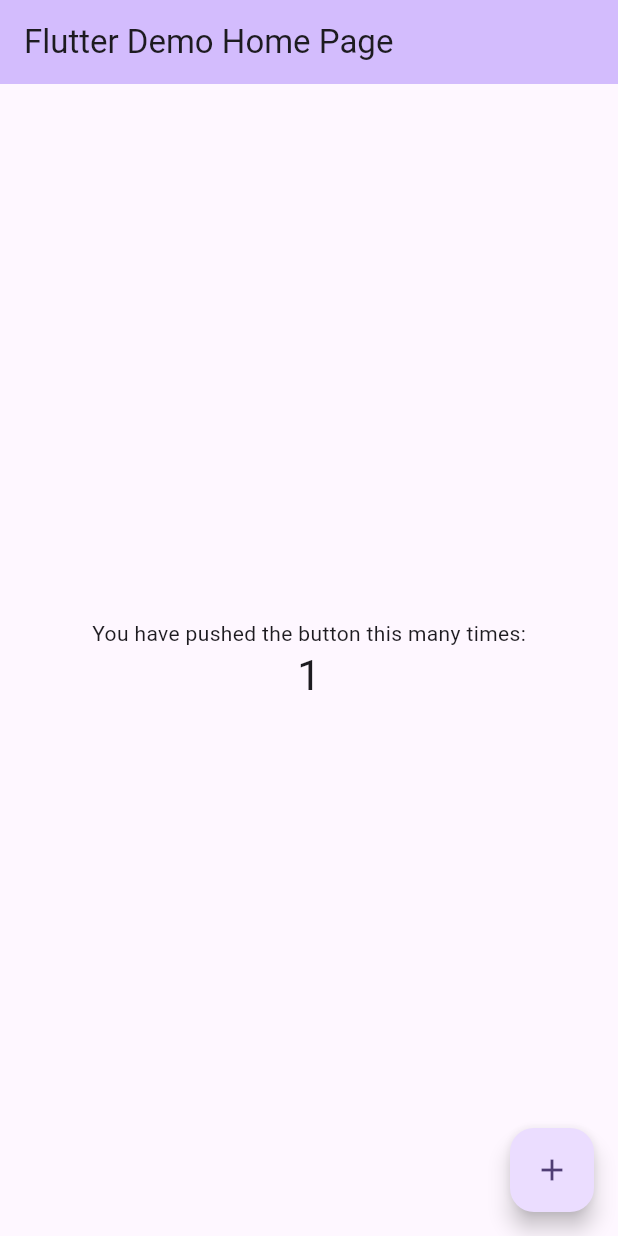
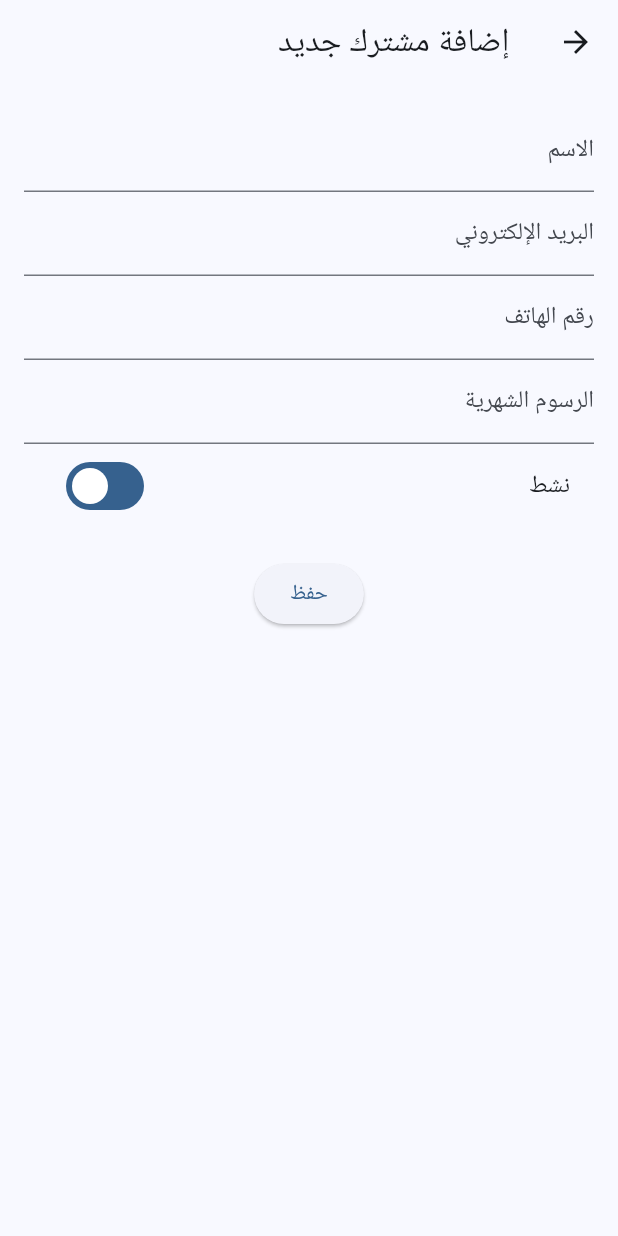
Before and after one commit to could-ai/019a50c6-784a-72e4-857b-33679aed2fe1, a Flutter app: the screen it shows after launch, after a tap on the "add" icon, on a phone screen of 412 x 824 dp. Run offline on Flutter 3.47's test engine with Material 3 defaults, Android fonts, the phone set to English and light mode, and no system bars; Roboto replaces fonts that are missing (Arial).

Commit message:
تعديل ملف main.dart لإنشاء تطبيق إدارة المشتركين مع دعم اللغة العربية وإعداد الموضوع والتنقل إلى الشاشة الرئيسية. تم إزالة الكود الافتراضي للعداد وإضافة دعم التوطين للعربية كلغة افتراضية.; إنشاء ملف نموذج البيانات للمشتركين والاشتراكات، يحتوي على كلاس Subscriber مع البيانات الأساسية والاشتراكات، وكلاس Subscription لتتبع الدفعات الشهرية.; إنشاء الشاشة الرئيسية التي تعرض قائمة المشتركين مع إمكانية إضافة مشترك جديد وفتح تفاصيل كل مشترك. تحتوي على بيانات تجريبية للتجربة.; إنشاء شاشة تفاصيل المشترك التي تعرض بياناته الشخصية والاشتراكات مع إمكانية تعديل البيانات وحذف المشترك وتسجيل دفع الاشتراكات.; إنشاء نموذج إضافة وتعديل بيانات المشترك مع حقول الاسم والبريد والهاتف والرسوم الشهرية والحالة، مع التحقق من صحة البيانات.

```diff
--- a/usr/lib/main.dart
+++ b/usr/lib/main.dart
@@ -1,4 +1,7 @@
 import 'package:flutter/material.dart';
+import 'package:flutter_localizations/flutter_localizations.dart';
+import 'models/subscriber.dart';
+import 'screens/home_screen.dart';
 
 void main() {
   runApp(const MyApp());
@@ -7,114 +10,27 @@ void main() {
 class MyApp extends StatelessWidget {
   const MyApp({super.key});
 
-  // This widget is the root of your application.
   @override
   Widget build(BuildContext context) {
     return MaterialApp(
-      title: 'Flutter Demo',
+      title: 'برنامج إدارة المشتركين',
       debugShowCheckedModeBanner: false,
+      localizationsDelegates: const [
+        GlobalMaterialLocalizations.delegate,
+        GlobalWidgetsLocalizations.delegate,
+        GlobalCupertinoLocalizations.delegate,
+      ],
+      supportedLocales: const [
+        Locale('ar', ''), // Arabic
+        Locale('en', ''), // English
+      ],
+      locale: const Locale('ar'), // Default to Arabic
       theme: ThemeData(
-        // This is the theme of your application.
-        //
-        // TRY THIS: Try running your application with "flutter run". You'll see
-        // the application has a purple toolbar. Then, without quitting the app,
-        // try changing the seedColor in the colorScheme below to Colors.green
-        // and then invoke "hot reload" (save your changes or press the "hot
-        // reload" button in a Flutter-supported IDE, or press "r" if you used
-        // the command line to start the app).
-        //
-        // Notice that the counter didn't reset back to zero; the application
-        // state is not lost during the reload. To reset the state, use hot
-        // restart instead.
-        //
-        // This works for code too, not just values: Most code changes can be
-        // tested with just a hot reload.
-        colorScheme: ColorScheme.fromSeed(seedColor: Colors.deepPurple),
+        colorScheme: ColorScheme.fromSeed(seedColor: Colors.blue),
+        useMaterial3: true,
+        fontFamily: 'Arial', // Or use a font that supports Arabic
       ),
-      home: const MyHomePage(title: 'Flutter Demo Home Page'),
+      home: const HomeScreen(),
     );
   }
 }
-
-class MyHomePage extends StatefulWidget {
-  const MyHomePage({super.key, required this.title});
-
-  // This widget is the home page of your application. It is stateful, meaning
-  // that it has a State object (defined below) that contains fields that affect
-  // how it looks.
-
-  // This class is the configuration for the state. It holds the values (in this
-  // case the title) provided by the parent (in this case the App widget) and
-  // used by the build method of the State. Fields in a Widget subclass are
-  // always marked "final".
-
-  final String title;
-
-  @override
-  State<MyHomePage> createState() => _MyHomePageState();
-}
-
-class _MyHomePageState extends State<MyHomePage> {
-  int _counter = 0;
-
-  void _incrementCounter() {
-    setState(() {
-      // This call to setState tells the Flutter framework that something has
-      // changed in this State, which causes it to rerun the build method below
-      // so that the display can reflect the updated values. If we changed
-      // _counter without calling setState(), then the build method would not be
-      // called again, and so nothing would appear to happen.
-      _counter++;
-    });
-  }
-
-  @override
-  Widget build(BuildContext context) {
-    // This method is rerun every time setState is called, for instance as done
-    // by the _incrementCounter method above.
-    //
-    // The Flutter framework has been optimized to make rerunning build methods
-    // fast, so that you can just rebuild anything that needs updating rather
-    // than having to individually change instances of widgets.
-    return Scaffold(
-      appBar: AppBar(
-        // TRY THIS: Try changing the color here to a specific color (to
-        // Colors.amber, perhaps?) and trigger a hot reload to see the AppBar
-        // change color while the other colors stay the same.
-        backgroundColor: Theme.of(context).colorScheme.inversePrimary,
-        // Here we take the value from the MyHomePage object that was created by
-        // the App.build method, and use it to set our appbar title.
-        title: Text(widget.title),
-      ),
-      body: Center(
-        // Center is a layout widget. It takes a single child and positions it
-        // in the middle of the parent.
-        child: Column(
-          // Column is also a layout widget. It takes a list of children and
-          // arranges them vertically. By default, it sizes itself to fit its
-          // children horizontally, and tries to be as tall as its parent.
-          //
-          // Column has various properties to control how it sizes itself and
-          // how it positions its children. Here we use mainAxisAlignment to
-          // center the children vertically; the main axis here is the vertical
-          // axis because Columns are vertical (the cross axis would be
-          // horizontal).
-          //
-          // TRY THIS: Invoke "debug painting" (choose the "Toggle Debug Paint"
-          // action in the IDE, or press "p" in the console), to see the
-          // wireframe for each widget.
-          mainAxisAlignment: MainAxisAlignment.center,
-          children: <Widget>[
-            const Text('You have pushed the button this many times:'),
-            Text('$_counter', style: Theme.of(context).textTheme.headlineMedium),
-          ],
-        ),
-      ),
-      floatingActionButton: FloatingActionButton(
-        onPressed: _incrementCounter,
-        tooltip: 'Increment',
-        child: const Icon(Icons.add),
-      ), // This trailing comma makes auto-formatting nicer for build methods.
-    );
-  }
-}
--- /dev/null
+++ b/usr/lib/models/subscriber.dart
@@ -0,0 +1,92 @@
+class Subscriber {
+  String id;
+  String name;
+  String email;
+  String phone;
+  DateTime registrationDate;
+  double monthlyFee;
+  List<Subscription> subscriptions;
+  bool isActive;
+
+  Subscriber({
+    required this.id,
+    required this.name,
+    required this.email,
+    required this.phone,
+    required this.registrationDate,
+    required this.monthlyFee,
+    this.subscriptions = const [],
+    this.isActive = true,
+  });
+
+  Map<String, dynamic> toMap() {
+    return {
+      'id': id,
+      'name': name,
+      'email': email,
+      'phone': phone,
+      'registrationDate': registrationDate.toIso8601String(),
+      'monthlyFee': monthlyFee,
+      'subscriptions': subscriptions.map((s) => s.toMap()).toList(),
+      'isActive': isActive,
+    };
+  }
+
+  factory Subscriber.fromMap(Map<String, dynamic> map) {
+    return Subscriber(
+      id: map['id'],
+      name: map['name'],
+      email: map['email'],
+      phone: map['phone'],
+      registrationDate: DateTime.parse(map['registrationDate']),
+      monthlyFee: map['monthlyFee'],
+      subscriptions: (map['subscriptions'] as List?)
+              ?.map((s) => Subscription.fromMap(s))
+              .toList() ??
+          [],
+      isActive: map['isActive'] ?? true,
+    );
+  }
+}
+
+class Subscription {
+  String id;
+  String subscriberId;
+  DateTime dueDate;
+  DateTime? paymentDate;
+  double amount;
+  bool isPaid;
+
+  Subscription({
+    required this.id,
+    required this.subscriberId,
+    required this.dueDate,
+    this.paymentDate,
+    required this.amount,
+    this.isPaid = false,
+  });
+
+  Map<String, dynamic> toMap() {
+    return {
+      'id': id,
+      'subscriberId': subscriberId,
+      'dueDate': dueDate.toIso8601String(),
+      'paymentDate': paymentDate?.toIso8601String(),
+      'amount': amount,
+      'isPaid': isPaid,
+    };
+  }
+
+  factory Subscription.fromMap(Map<String, dynamic> map) {
+    return Subscription(
+      id: map['id'],
+      subscriberId: map['subscriberId'],
+      dueDate: DateTime.parse(map['dueDate']),
+      paymentDate: map['paymentDate'] != null
+          ? DateTime.parse(map['paymentDate'])
+          : null,
+      amount: map['amount'],
+      isPaid: map['isPaid'] ?? false,
+    );
+  }
+}
--- /dev/null
+++ b/usr/lib/screens/home_screen.dart
@@ -0,0 +1,110 @@
+import 'package:flutter/material.dart';
+import '../models/subscriber.dart';
+import 'subscriber_form.dart';
+import 'subscriber_detail.dart';
+
+class HomeScreen extends StatefulWidget {
+  const HomeScreen({super.key});
+
+  @override
+  State<HomeScreen> createState() => _HomeScreenState();
+}
+
+class _HomeScreenState extends State<HomeScreen> {
+  List<Subscriber> subscribers = [
+    Subscriber(
+      id: '1',
+      name: 'أحمد محمد',
+      email: 'ahmed@example.com',
+      phone: '0123456789',
+      registrationDate: DateTime.now().subtract(const Duration(days: 30)),
+      monthlyFee: 50.0,
+      subscriptions: [
+        Subscription(
+          id: 's1',
+          subscriberId: '1',
+          dueDate: DateTime.now().subtract(const Duration(days: 30)),
+          amount: 50.0,
+          isPaid: true,
+          paymentDate: DateTime.now().subtract(const Duration(days: 25)),
+        ),
+        Subscription(
+          id: 's2',
+          subscriberId: '1',
+          dueDate: DateTime.now(),
+          amount: 50.0,
+        ),
+      ],
+    ),
+    // يمكن إضافة المزيد من البيانات التجريبية
+  ];
+
+  void _addSubscriber(Subscriber subscriber) {
+    setState(() {
+      subscribers.add(subscriber);
+    });
+  }
+
+  void _updateSubscriber(Subscriber updatedSubscriber) {
+    setState(() {
+      final index =
+          subscribers.indexWhere((s) => s.id == updatedSubscriber.id);
+      if (index != -1) {
+        subscribers[index] = updatedSubscriber;
+      }
+    });
+  }
+
+  void _deleteSubscriber(String id) {
+    setState(() {
+      subscribers.removeWhere((s) => s.id == id);
+    });
+  }
+
+  @override
+  Widget build(BuildContext context) {
+    return Scaffold(
+      appBar: AppBar(
+        title: const Text('إدارة المشتركين'),
+        actions: [
+          IconButton(
+            icon: const Icon(Icons.add),
+            onPressed: () async {
+              final result = await Navigator.push(
+                context,
+                MaterialPageRoute(
+                  builder: (context) => SubscriberForm(
+                    onSave: _addSubscriber,
+                  ),
+                ),
+              );
+            },
+          ),
+        ],
+      ),
+      body: ListView.builder(
+        itemCount: subscribers.length,
+        itemBuilder: (context, index) {
+          final subscriber = subscribers[index];
+          return ListTile(
+            title: Text(subscriber.name),
+            subtitle: Text('البريد: ${subscriber.email} | الهاتف: ${subscriber.phone}'),
+            trailing: Text('شهرياً: ${subscriber.monthlyFee}'),
+            onTap: () {
+              Navigator.push(
+                context,
+                MaterialPageRoute(
+                  builder: (context) => SubscriberDetail(
+                    subscriber: subscriber,
+                    onUpdate: _updateSubscriber,
+                    onDelete: _deleteSubscriber,
+                  ),
+                ),
+              );
+            },
+          );
+        },
+      ),
+    );
+  }
+}
--- /dev/null
+++ b/usr/lib/screens/subscriber_form.dart
@@ -0,0 +1,111 @@
+import 'package:flutter/material.dart';
+import '../models/subscriber.dart';
+
+class SubscriberForm extends StatefulWidget {
+  final Subscriber? subscriber;
+  final Function(Subscriber) onSave;
+
+  const SubscriberForm({
+    super.key,
+    this.subscriber,
+    required this.onSave,
+  });
+
+  @override
+  State<SubscriberForm> createState() => _SubscriberFormState();
+}
+
+class _SubscriberFormState extends State<SubscriberForm> {
+  final _formKey = GlobalKey<FormState>();
+  late TextEditingController _nameController;
+  late TextEditingController _emailController;
+  late TextEditingController _phoneController;
+  late TextEditingController _feeController;
+  bool _isActive = true;
+
+  @override
+  void initState() {
+    super.initState();
+    _nameController = TextEditingController(text: widget.subscriber?.name ?? '');
+    _emailController = TextEditingController(text: widget.subscriber?.email ?? '');
+    _phoneController = TextEditingController(text: widget.subscriber?.phone ?? '');
+    _feeController = TextEditingController(text: widget.subscriber?.monthlyFee.toString() ?? '');
+    _isActive = widget.subscriber?.isActive ?? true;
+  }
+
+  @override
+  void dispose() {
+    _nameController.dispose();
+    _emailController.dispose();
+    _phoneController.dispose();
+    _feeController.dispose();
+    super.dispose();
+  }
+
+  void _save() {
+    if (_formKey.currentState!.validate()) {
+      final subscriber = Subscriber(
+        id: widget.subscriber?.id ?? DateTime.now().millisecondsSinceEpoch.toString(),
+        name: _nameController.text,
+        email: _emailController.text,
+        phone: _phoneController.text,
+        registrationDate: widget.subscriber?.registrationDate ?? DateTime.now(),
+        monthlyFee: double.parse(_feeController.text),
+        subscriptions: widget.subscriber?.subscriptions ?? [],
+        isActive: _isActive,
+      );
+      widget.onSave(subscriber);
+      Navigator.pop(context);
+    }
+  }
+
+  @override
+  Widget build(BuildContext context) {
+    return Scaffold(
+      appBar: AppBar(
+        title: Text(widget.subscriber == null ? 'إضافة مشترك جديد' : 'تعديل المشترك'),
+      ),
+      body: Padding(
+        padding: const EdgeInsets.all(16.0),
+        child: Form(
+          key: _formKey,
+          child: Column(
+            children: [
+              TextFormField(
+                controller: _nameController,
+                decoration: const InputDecoration(labelText: 'الاسم'),
+                validator: (value) => value!.isEmpty ? 'يرجى إدخال الاسم' : null,
+              ),
+              TextFormField(
+                controller: _emailController,
+                decoration: const InputDecoration(labelText: 'البريد الإلكتروني'),
+                validator: (value) => value!.isEmpty ? 'يرجى إدخال البريد' : null,
+              ),
+              TextFormField(
+                controller: _phoneController,
+                decoration: const InputDecoration(labelText: 'رقم الهاتف'),
+                validator: (value) => value!.isEmpty ? 'يرجى إدخال رقم الهاتف' : null,
+              ),
+              TextFormField(
+                controller: _feeController,
+                decoration: const InputDecoration(labelText: 'الرسوم الشهرية'),
+                keyboardType: TextInputType.number,
+                validator: (value) => value!.isEmpty ? 'يرجى إدخال الرسوم' : null,
+              ),
+              SwitchListTile(
+                title: const Text('نشط'),
+                value: _isActive,
+                onChanged: (value) => setState(() => _isActive = value),
+              ),
+              const SizedBox(height: 20),
+              ElevatedButton(
+                onPressed: _save,
+                child: const Text('حفظ'),
+              ),
+            ],
+          ),
+        ),
+      ),
+    );
+  }
+}
```
Also changed, not shown: usr/lib/screens/subscriber_detail.dart (added, +121 -0 lines).
